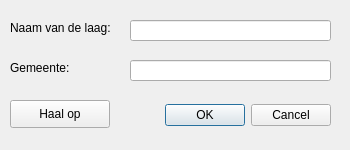
Before: the Qt Designer form Verkeersborden_dialog_base.ui in TacodeJong/QGIS_Verkeersborden, drawn with Qt 5.
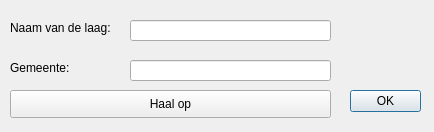
After: the same form once the commit is applied. Icons and pictures are not drawn.

Patch:
```diff
--- a/Verkeersborden_dialog_base.ui
+++ b/Verkeersborden_dialog_base.ui
@@ -6,27 +6,48 @@
    <rect>
     <x>0</x>
     <y>0</y>
-    <width>350</width>
-    <height>150</height>
+    <width>434</width>
+    <height>132</height>
    </rect>
   </property>
+  <property name="minimumSize">
+   <size>
+    <width>434</width>
+    <height>132</height>
+   </size>
+  </property>
+  <property name="maximumSize">
+   <size>
+    <width>434</width>
+    <height>132</height>
+   </size>
+  </property>
   <property name="windowTitle">
    <string>Verkeersborden</string>
   </property>
   <widget class="QDialogButtonBox" name="button_box">
    <property name="geometry">
     <rect>
-     <x>160</x>
-     <y>95</y>
-     <width>171</width>
+     <x>350</x>
+     <y>90</y>
+     <width>71</width>
      <height>41</height>
     </rect>
    </property>
+   <property name="sizePolicy">
+    <sizepolicy hsizetype="Fixed" vsizetype="Expanding">
+     <horstretch>0</horstretch>
+     <verstretch>0</verstretch>
+    </sizepolicy>
+   </property>
+   <property name="layoutDirection">
+    <enum>Qt::LeftToRight</enum>
+   </property>
    <property name="orientation">
-    <enum>Qt::Horizontal</enum>
+    <enum>Qt::Vertical</enum>
    </property>
    <property name="standardButtons">
-    <set>QDialogButtonBox::Cancel|QDialogButtonBox::Ok</set>
+    <set>QDialogButtonBox::Ok</set>
    </property>
   </widget>
   <widget class="QLineEdit" name="layerNameLineEdit">
@@ -53,8 +74,8 @@
    <property name="geometry">
     <rect>
      <x>10</x>
-     <y>100</y>
-     <width>100</width>
+     <y>90</y>
+     <width>321</width>
      <height>28</height>
     </rect>
    </property>
@@ -88,6 +109,31 @@
     <string>Gemeente:</string>
    </property>
   </widget>
+  <widget class="QLabel" name="label_3">
+   <property name="geometry">
+    <rect>
+     <x>350</x>
+     <y>20</y>
+     <width>71</width>
+     <height>61</height>
+    </rect>
+   </property>
+   <property name="minimumSize">
+    <size>
+     <width>71</width>
+     <height>61</height>
+    </size>
+   </property>
+   <property name="text">
+    <string/>
+   </property>
+   <property name="pixmap">
+    <pixmap>verkeersborden.svg</pixmap>
+   </property>
+   <property name="scaledContents">
+    <bool>true</bool>
+   </property>
+  </widget>
  </widget>
  <resources/>
  <connections>
```
